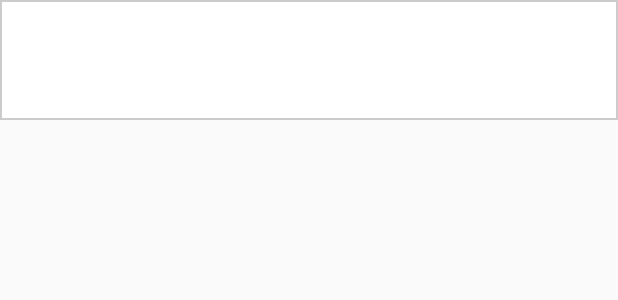
After one commit to abrajner/AGHMobileTechnologyProject, an Android app: the layout list_item.xml on its own in the app's theme, with its tools: preview values and no code run, on a phone screen of 412 x 824 dp. The commit adds this screen. Shown: the top 300 px of the screen. Run offline under Robolectric (Android 15) with nearby library versions, the phone set to English and light mode, and no system bars.

Commit message:
Adding items to recycleview

```diff
--- /dev/null
+++ b/app/src/main/res/drawable/border.xml
@@ -0,0 +1,8 @@
+<?xml version="1.0" encoding="utf-8"?>
+<shape xmlns:android="http://schemas.android.com/apk/res/android"
+    android:shape="rectangle">
+    <solid android:color="#FFFFFF" />
+    <stroke
+        android:width="1dp"
+        android:color="#CCCCCC" />
+</shape>
--- a/app/src/main/res/layout/activity_main.xml
+++ b/app/src/main/res/layout/activity_main.xml
@@ -6,6 +6,7 @@ xmlns:app="http://schemas.android.com/apk/res-auto"
 xmlns:tools="http://schemas.android.com/tools"
     android:layout_width="match_parent"
     android:layout_height="match_parent"
+
     android:orientation="vertical"
     app:layout_constraintBottom_toBottomOf="parent"
     app:layout_constraintEnd_toEndOf="parent"
@@ -25,6 +26,7 @@ xmlns:tools="http://schemas.android.com/tools"
             android:layout_height="match_parent">
 
             <androidx.recyclerview.widget.RecyclerView
+                android:id="@+id/tablesList"
                 android:layout_width="0dp"
                 android:layout_height="0dp"
                 android:layout_marginStart="16dp"
@@ -52,7 +54,7 @@ xmlns:tools="http://schemas.android.com/tools"
         android:layout_height="match_parent">
 
         <EditText
-            android:id="@+id/editText"
+            android:id="@+id/nameOfNewTable"
             android:layout_width="0dp"
             android:layout_height="wrap_content"
             android:layout_marginStart="16dp"
@@ -118,7 +120,7 @@ xmlns:tools="http://schemas.android.com/tools"
                     android:layout_height="match_parent">
 
                     <Button
-                        android:id="@+id/button"
+                        android:id="@+id/buttonAddTable"
                         android:layout_width="0dp"
                         android:layout_height="0dp"
                         android:layout_marginStart="16dp"
--- /dev/null
+++ b/app/src/main/res/layout/list_item.xml
@@ -0,0 +1,19 @@
+<?xml version="1.0" encoding="utf-8"?>
+<RelativeLayout xmlns:android="http://schemas.android.com/apk/res/android"
+    android:id="@+id/relativeLayout"
+    android:layout_width="match_parent"
+    android:layout_height="?android:attr/listPreferredItemHeightLarge"
+    android:background="@drawable/border">
+
+
+    <TextView
+        android:id="@+id/textView"
+        android:layout_width="wrap_content"
+        android:layout_height="match_parent"
+        android:layout_marginLeft="8dp"
+
+        android:gravity="center_vertical"
+        android:textSize="25sp"
+        android:layout_marginStart="8dp" />
+
+</RelativeLayout>
--- /dev/null
+++ b/app/src/main/res/values/dimens.xml
@@ -0,0 +1,6 @@
+<?xml version="1.0" encoding="utf-8"?>
+<resources>
+    <dimen name="activity_horizontal_margin">16dp</dimen>
+    <dimen name="activity_vertical_margin">16dp</dimen>
+    <dimen name="ic_clear_margin">56dp</dimen>
+</resources>
```
Also changed, not shown: app/src/main/java/com/example/aghmobiletechnologyproject/MainActivity.java (+36 -0 lines), app/src/main/java/com/example/aghmobiletechnologyproject/MyListAdapter.java (added, +60 -0 lines), app/src/main/java/com/example/aghmobiletechnologyproject/MyListData.java (added, +15 -0 lines).
